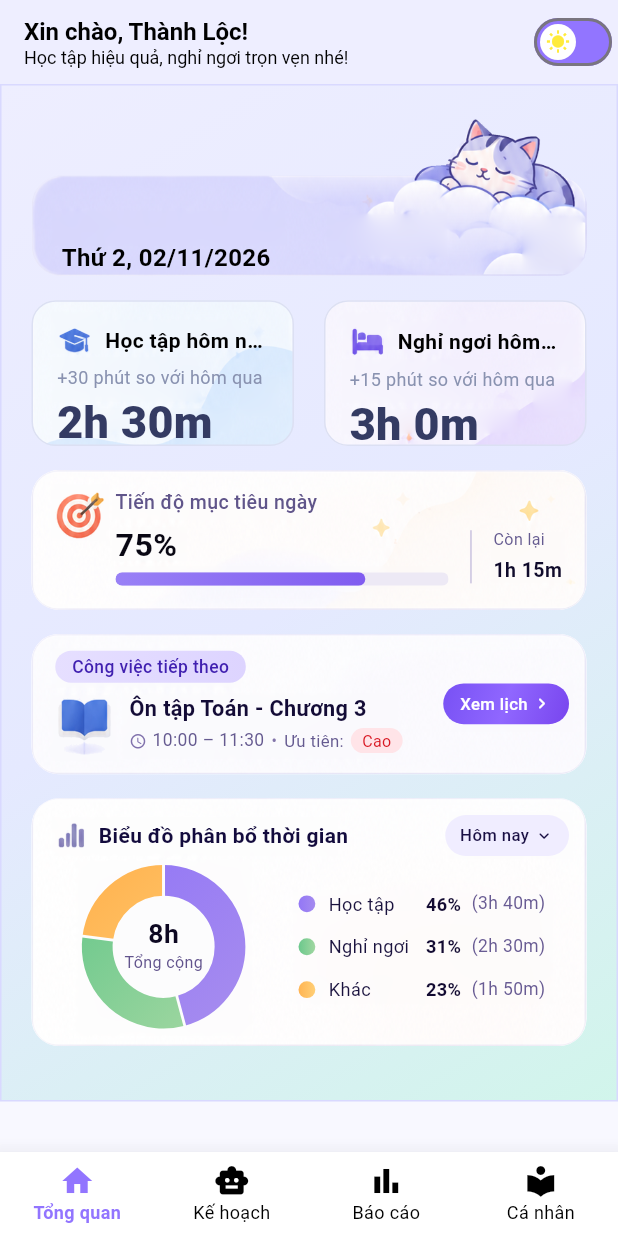
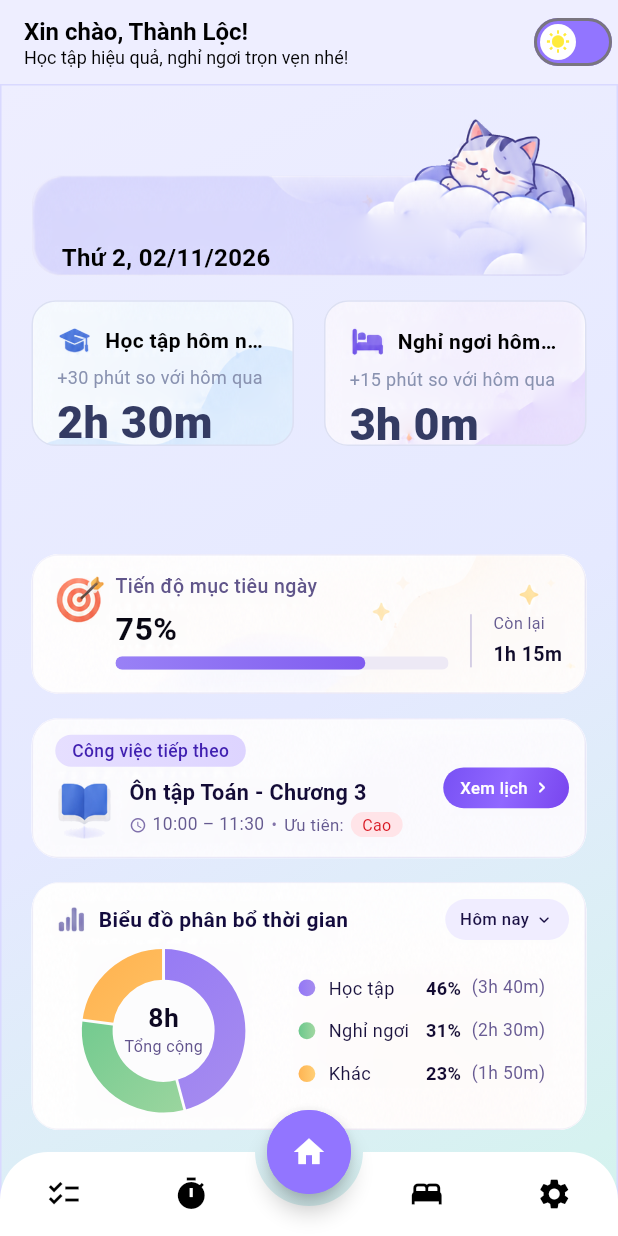
Before and after one commit to loc2406/SleepBuddy, a Flutter app: the screen it shows after launch, on a phone screen of 412 x 824 dp. Run offline on Flutter 3.47's test engine with Material 3 defaults, Android fonts, the phone set to English and light mode, and no system bars; drawn by our look-alikes of animated_bottom_navigation_bar, fl_chart; our stand-ins replace flutter_bloc, go_router, shared_preferences.

Commit message:
redesign bottom navigation bar

```diff
--- a/sleep_buddy/lib/core/utils/responsive.dart
+++ b/sleep_buddy/lib/core/utils/responsive.dart
@@ -37,10 +37,10 @@ class Responsive {
     }
   }
 
-  static EdgeInsets getScreenPadding(double width) {
+  static EdgeInsets getScreenPadding(double width, double navigationPadding) {
     switch (getDeviceType(width)) {
       case DeviceType.mobile:
-        return const EdgeInsets.all(20);
+        return EdgeInsets.fromLTRB(20,20,20, navigationPadding);
       case DeviceType.tablet:
         return const EdgeInsets.all(32);
       case DeviceType.desktop:
--- a/sleep_buddy/lib/features/home_screen.dart
+++ b/sleep_buddy/lib/features/home_screen.dart
@@ -1,6 +1,6 @@
+import 'package:animated_bottom_navigation_bar/animated_bottom_navigation_bar.dart';
 import 'package:flutter/material.dart';
 import 'package:sleep_buddy/core/constants/color_constant.dart';
-import 'package:sleep_buddy/core/utils/responsive.dart';
 import 'package:sleep_buddy/features/overview/presentation/screens/overview_screen.dart';
 import 'package:sleep_buddy/features/study_plan/presentation/screens/study_planner_screen.dart';
 import 'package:sleep_buddy/features/study_plan/presentation/screens/models.dart';
@@ -13,7 +13,7 @@ class HomeScreen extends StatefulWidget {
 }
 
 class _HomeScreenState extends State<HomeScreen> {
-  int _currentIndex = 0;
+  int _currentIndex = 4;
   List<Widget> _screens = [];
   final DateTime selectedDate = DateTime(2026, 11, 3);
   late final List<DateTime> days;
@@ -93,7 +93,6 @@ class _HomeScreenState extends State<HomeScreen> {
       ),
     ];
     _screens = [
-      OverviewScreen(),
       StudyPlannerScreen(
         days: days,
         selectedDate: selectedDate,
@@ -103,8 +102,10 @@ class _HomeScreenState extends State<HomeScreen> {
         completedLessons: completedLessons,
         filters: filters,
       ),
+      PlaceholderPage(title: 'Đồng hồ'),
       PlaceholderPage(title: 'Giấc ngủ'),
-      PlaceholderPage(title: 'Cá nhân'),
+      PlaceholderPage(title: 'Cài đặt'),
+      OverviewScreen(),
     ];
   }
 
@@ -112,39 +113,53 @@ class _HomeScreenState extends State<HomeScreen> {
   Widget build(BuildContext context) {
     return LayoutBuilder(
       builder: (context, constraints) {
-        final deviceType = Responsive.getDeviceType(constraints.maxWidth);
-
         return Scaffold(
-          body: IndexedStack(index: _currentIndex, children: _screens),
-          bottomNavigationBar: deviceType == DeviceType.mobile
-              ? _buildScreenWithBottomNav()
-              : SizedBox.shrink(),
+          extendBody: true,
+          body: _screens[_currentIndex],
+          floatingActionButton: FloatingActionButton(
+            onPressed: () => setState(() {
+              _currentIndex = 4;
+            }),
+            shape: const CircleBorder(side: BorderSide(color: ColorConstant.primary)),
+            backgroundColor:  ColorConstant.primary,
+            foregroundColor:_currentIndex == 4 ? ColorConstant.white : ColorConstant.black,
+            child: const Icon(Icons.home),
+          ),
+          floatingActionButtonLocation:
+              FloatingActionButtonLocation.centerDocked,
+          bottomNavigationBar: _buildScreenWithBottomNav(),
         );
       },
     );
   }
 
-  Widget _buildScreenWithBottomNav() => BottomNavigationBar(
-    currentIndex: _currentIndex,
-
+  Widget _buildScreenWithBottomNav() {
+    List<IconData> iconList = [
+      Icons.checklist,
+      Icons.timer,
+      Icons.bed,
+      Icons.settings,
+    ];
+    return AnimatedBottomNavigationBar.builder(
+      activeIndex: _currentIndex,
       onTap: (index) {
         setState(() {
           _currentIndex = index;
         });
       },
-
-    selectedItemColor: ColorConstant.primary,
-    unselectedItemColor: ColorConstant.black,
-    showUnselectedLabels: true,
-
-    items: [
-      BottomNavigationBarItem(icon: Icon(Icons.home), label: 'Tổng quan'),
-      BottomNavigationBarItem(icon: Icon(Icons.smart_toy), label: 'Kế hoạch'),
-      BottomNavigationBarItem(icon: Icon(Icons.bar_chart), label: 'Báo cáo'),
-      BottomNavigationBarItem(
-        icon: Icon(Icons.local_library),
-        label: 'Cá nhân',
+      gapLocation: GapLocation.center,
+      notchSmoothness: NotchSmoothness.softEdge,
+      leftCornerRadius: 32,
+      rightCornerRadius: 32,
+      elevation: 0,
+      borderColor: Colors.transparent,
+      borderWidth: 0,
+      itemCount: iconList.length,
+      tabBuilder: (index, isActive) => Icon(
+        iconList[index],
+        size: 24,
+        color: isActive ? ColorConstant.primary : ColorConstant.black,
       ),
-    ],
     );
   }
+}
--- a/sleep_buddy/lib/features/overview/presentation/screens/overview_screen.dart
+++ b/sleep_buddy/lib/features/overview/presentation/screens/overview_screen.dart
@@ -79,7 +79,10 @@ class _OverviewScreenState extends State<OverviewScreen> {
           builder: (context, constraints) {
             final width = constraints.maxWidth;
 
-            final padding = Responsive.getScreenPadding(width);
+            final padding = Responsive.getScreenPadding(
+              width,
+              kBottomNavigationBarHeight + MediaQuery.paddingOf(context).bottom,
+            );
 
             return SingleChildScrollView(
               child: ConstrainedBox(
```
Lines whose indentation alone changed are shown as unchanged.
